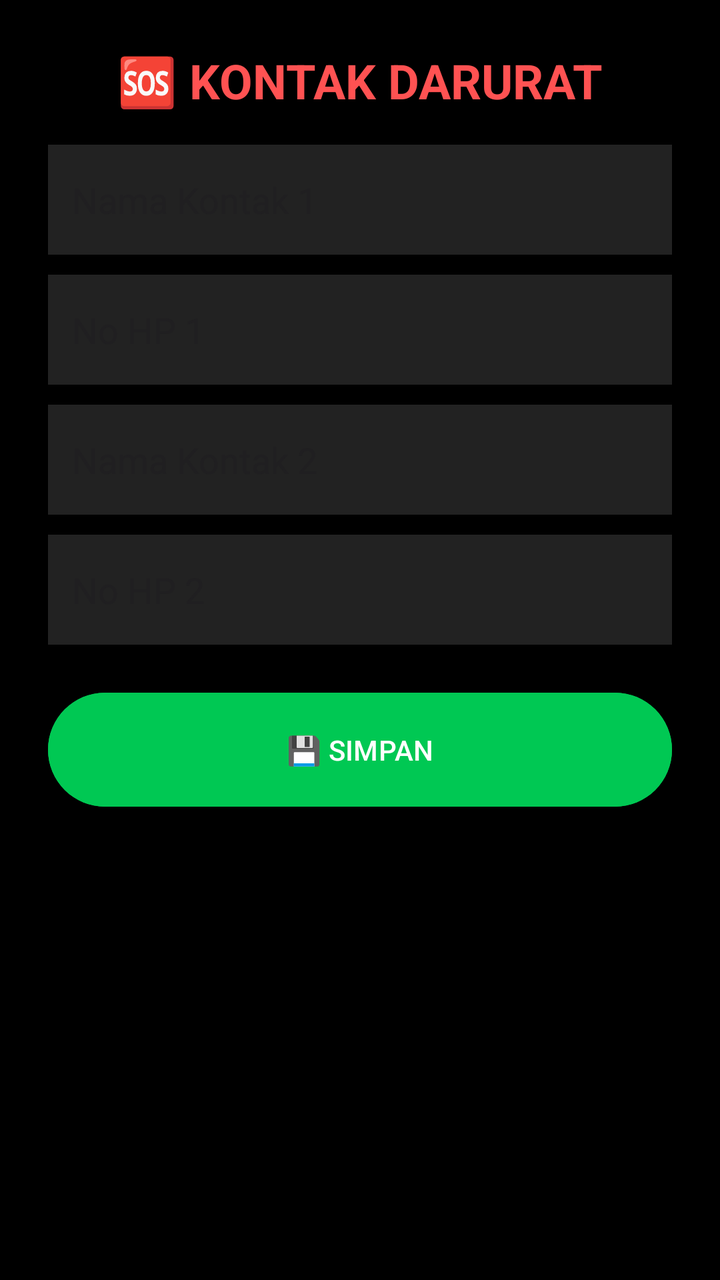
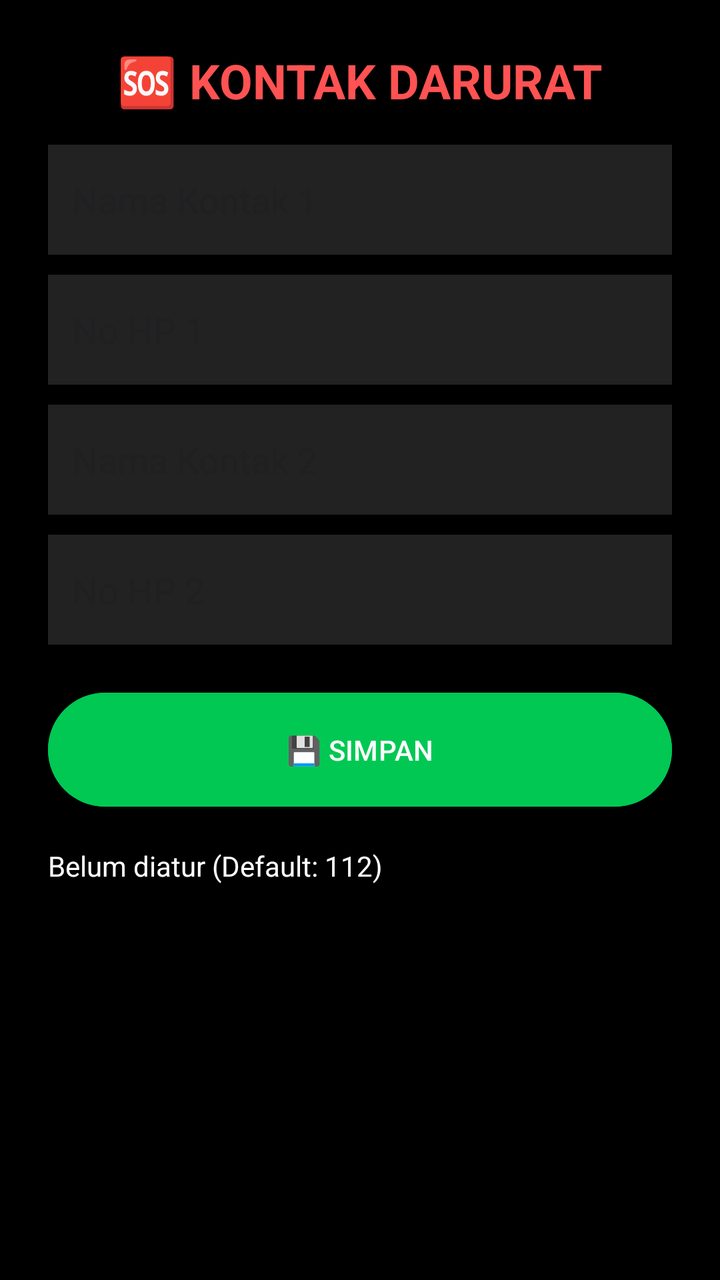

Compare the two renders of this Android layout. The source of the first and the diff that turns it into the second are given below.
<!-- AndroidManifest.xml: application theme Theme.KobraOS -->
<!-- res/layout/activity_sos.xml -->
<?xml version="1.0" encoding="utf-8"?>
<LinearLayout xmlns:android="http://schemas.android.com/apk/res/android" android:layout_width="match_parent" android:layout_height="match_parent" android:orientation="vertical" android:background="#000000" android:padding="24dp">
    <TextView android:layout_width="match_parent" android:layout_height="wrap_content" android:text="🆘 KONTAK DARURAT" android:textSize="24sp" android:textStyle="bold" android:textColor="#FF5252" android:gravity="center" android:layout_marginBottom="16dp"/>
    <EditText android:id="@+id/etName1" android:layout_width="match_parent" android:layout_height="55dp" android:hint="Nama Kontak 1" android:textColor="#FFFFFF" android:background="#222222" android:padding="12dp" android:layout_marginBottom="10dp"/>
    <EditText android:id="@+id/etPhone1" android:layout_width="match_parent" android:layout_height="55dp" android:hint="No HP 1" android:inputType="phone" android:textColor="#FFFFFF" android:background="#222222" android:padding="12dp" android:layout_marginBottom="10dp"/>
    <EditText android:id="@+id/etName2" android:layout_width="match_parent" android:layout_height="55dp" android:hint="Nama Kontak 2" android:textColor="#FFFFFF" android:background="#222222" android:padding="12dp" android:layout_marginBottom="10dp"/>
    <EditText android:id="@+id/etPhone2" android:layout_width="match_parent" android:layout_height="55dp" android:hint="No HP 2" android:inputType="phone" android:textColor="#FFFFFF" android:background="#222222" android:padding="12dp" android:layout_marginBottom="20dp"/>
    <Button android:id="@+id/btnSaveSos" android:layout_width="match_parent" android:layout_height="65dp" android:text="💾 SIMPAN" android:backgroundTint="#00C853"/>
    <TextView android:id="@+id/tvSosStatus" android:layout_width="match_parent" android:layout_height="wrap_content" android:textColor="#FFFFFF" android:layout_marginTop="16dp"/>
</LinearLayout>
<!-- resources referenced by this layout -->
<resources>
  <style name="Theme.KobraOS" parent="Theme.Material3.DayNight"><item name="colorPrimary">#00E676</item><item name="android:windowBackground">#000000</item><item name="colorOnBackground">#FFFFFF</item></style>
</resources>

<!-- the commit's change to res/layout/activity_sos.xml (unified diff, before → after) -->
@@ -6,5 +6,5 @@
     <EditText android:id="@+id/etName2" android:layout_width="match_parent" android:layout_height="55dp" android:hint="Nama Kontak 2" android:textColor="#FFFFFF" android:background="#222222" android:padding="12dp" android:layout_marginBottom="10dp"/>
     <EditText android:id="@+id/etPhone2" android:layout_width="match_parent" android:layout_height="55dp" android:hint="No HP 2" android:inputType="phone" android:textColor="#FFFFFF" android:background="#222222" android:padding="12dp" android:layout_marginBottom="20dp"/>
     <Button android:id="@+id/btnSaveSos" android:layout_width="match_parent" android:layout_height="65dp" android:text="💾 SIMPAN" android:backgroundTint="#00C853"/>
-    <TextView android:id="@+id/tvSosStatus" android:layout_width="match_parent" android:layout_height="wrap_content" android:textColor="#FFFFFF" android:layout_marginTop="16dp"/>
+    <TextView android:id="@+id/tvSosStatus" android:layout_width="match_parent" android:layout_height="wrap_content" android:text="Belum diatur (Default: 112)" android:textColor="#FFFFFF" android:layout_marginTop="16dp"/>
 </LinearLayout>
